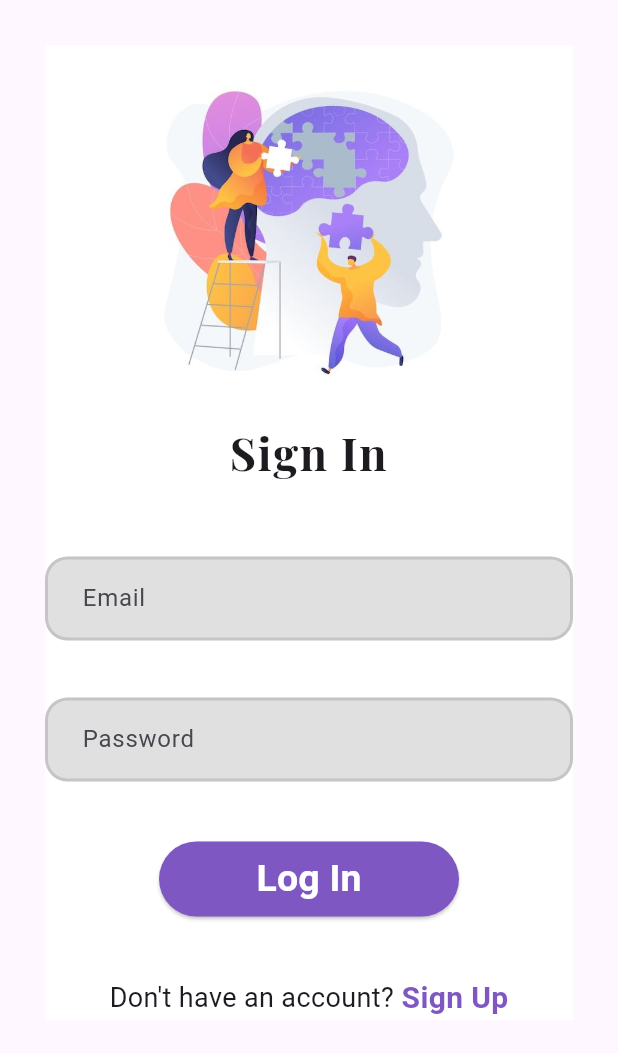
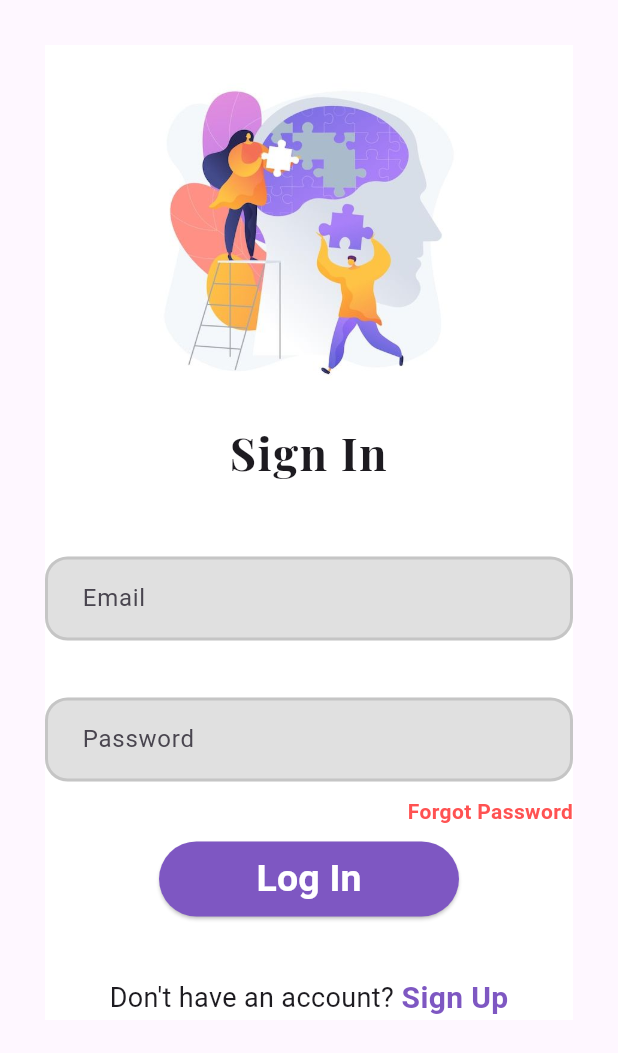
Before and after one commit to marziamerin/WellBeing-App, a Flutter app: the SignIn screen opened directly with empty values, on a phone screen of 412 x 824 dp. Shown: the top 1053 px of the screen. Run offline on Flutter 3.47's test engine with Material 3 defaults, Android fonts, the light colour scheme and no system bars; our stand-ins replace cloud_firestore, curved_navigation_bar, firebase_auth, firebase_core, fl_chart, scroll_snap_list and 1 more; missing offline and left inert: gradients; accounts and stored records are empty.

Commit message:
Forgot password page done at last

```diff
--- a/lib/authenticate/sign in.dart
+++ b/lib/authenticate/sign in.dart
@@ -2,6 +2,8 @@ import 'package:flutter/material.dart';
 import 'package:firebase_auth/firebase_auth.dart';
 import 'package:wellbeing_app/wrapper.dart';
 import 'package:wellbeing_app/services/auth.dart';
+
+import 'Forgot password.dart';
 
 class SignIn extends StatefulWidget {
   final VoidCallback showSignUp;
@@ -15,6 +17,7 @@ class _SignInState extends State<SignIn> {
   final FirebaseAuthService _auth = FirebaseAuthService();
  TextEditingController _emailController = TextEditingController();
   TextEditingController _passwordController = TextEditingController();
+
   Future signIn() async{
     await FirebaseAuth.instance.signInWithEmailAndPassword(
       email: _emailController.text.trim() ,
@@ -99,7 +102,30 @@ class _SignInState extends State<SignIn> {
                     obscureText: true,
                   ),
                   SizedBox(
-                    height: 40.0,
+                    height: 10.0,
+                  ),
+                  SizedBox(
+                    height: 20.0,
+                    child: Row(
+                      mainAxisAlignment: MainAxisAlignment.end,
+                      children: [
+                        GestureDetector(
+                          onTap: (){
+        Navigator.push(context, MaterialPageRoute(
+        builder: (context) =>Forgot()));
+                         },
+                          child: Text('Forgot Password',
+                            style: TextStyle(
+                              color: Colors.redAccent,
+                              fontWeight: FontWeight.bold,
+                              fontSize: 14,
+                            ),),
+                        )
+                      ],
+                    ),
+                  ),
+                  SizedBox(
+                    height: 10.0,
                   ),
                   ElevatedButton(onPressed: () async { signIn ();
                     Navigator.push(context, MaterialPageRoute(builder: (context) => Wrapper()));
--- a/lib/main.dart
+++ b/lib/main.dart
@@ -1,6 +1,7 @@
 import 'package:flutter/material.dart';
 import 'package:wellbeing_app/pages/introductionary_pages.dart';
 import 'package:firebase_core/firebase_core.dart';
+import 'package:cloud_firestore/cloud_firestore.dart';
 
 
 
--- a/lib/wrapper.dart
+++ b/lib/wrapper.dart
@@ -13,7 +13,7 @@ class Wrapper extends StatelessWidget {
           stream: FirebaseAuth.instance.authStateChanges(),
           builder: (context,snapshot){
             if(snapshot.hasData){
-              return Home();
+              return  Home();
             }
             else{
               return MainAuthentication();
```
Also changed, not shown: lib/authenticate/Forgot password.dart (added, +84 -0 lines), lib/authenticate/sign up.dart (+20 -28 lines), lib/home/home.dart (line endings or trailing spaces), 1 other file.
